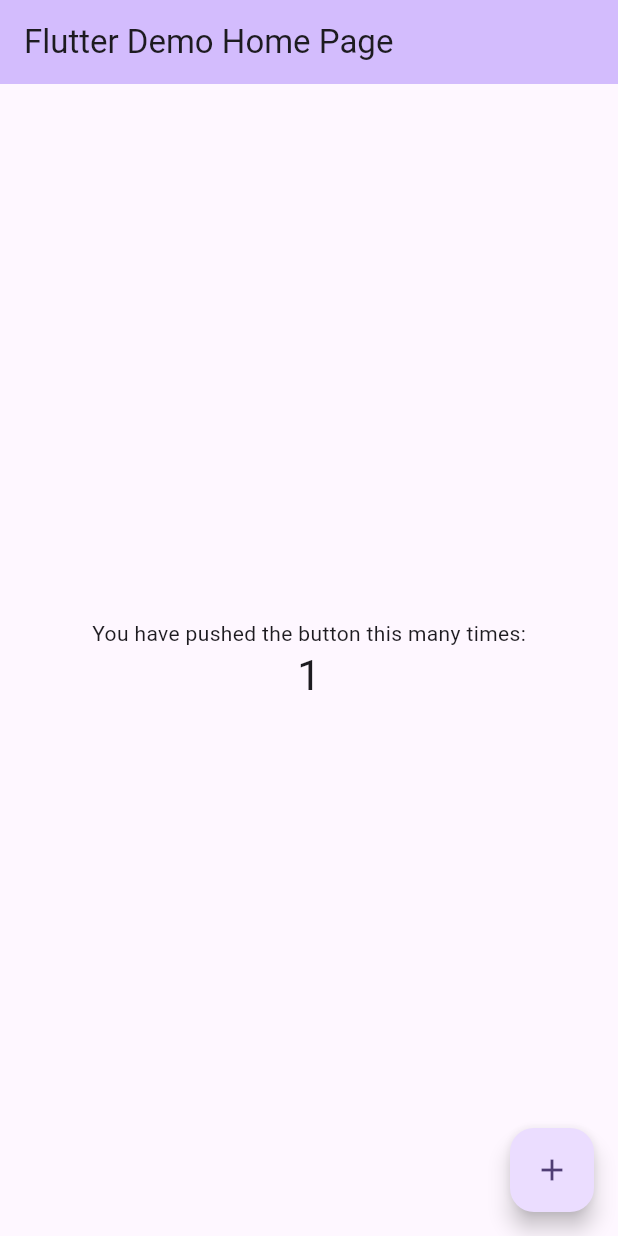
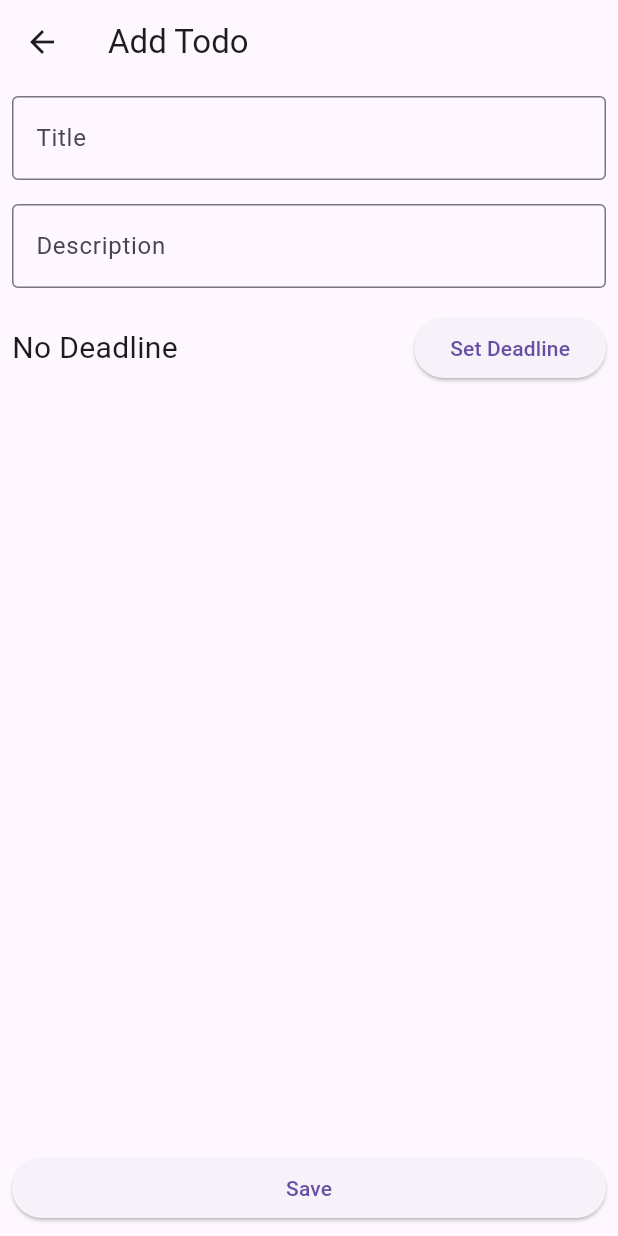
Before and after one commit to redvelvet-fan/flutter_todo_list, a Flutter app: the screen it shows after launch, after a tap on the "add" icon, on a phone screen of 412 x 824 dp. Run offline on Flutter 3.47's test engine with Material 3 defaults, Android fonts, the phone set to English and light mode, and no system bars; our stand-ins replace get, sqflite; accounts and stored records are empty.

Commit message:
save todo task

```diff
--- /dev/null
+++ b/lib/controller/todo_task_controller.dart
@@ -0,0 +1,32 @@
+import 'package:get/get.dart';
+import 'package:todo_list/models/todo_task.dart';
+import 'package:todo_list/services/database_service.dart';
+
+class TodoTaskController extends GetxController {
+  RxList todoTaskList = [].obs;
+  //define database service for sync with database
+  final DatabaseService _databaseService = DatabaseService();
+
+  @override
+  void onInit() {
+    super.onInit();
+    //sync with database
+    _databaseService.getAllTodoTask().then((value) => todoTaskList.value = value);
+  }
+
+  void addTodoTask(TodoTask todoTask) {
+    todoTaskList.add(todoTask);
+    //sync with database
+    _databaseService.insertTodoTask(todoTask);
+  }
+
+  void removeTodoTask(TodoTask todoTask) {
+    todoTaskList.remove(todoTask);
+    //sync with database
+    _databaseService.deleteTodoTask(todoTask);
+  }
+
+  Future<void> getAllTodoTask() async{
+    todoTaskList.value = await _databaseService.getAllTodoTask();
+  }
+}
--- a/lib/main.dart
+++ b/lib/main.dart
@@ -1,125 +1,29 @@
 import 'package:flutter/material.dart';
+import 'package:get/get.dart';
+import 'package:todo_list/pages/home_page.dart';
+import 'package:todo_list/services/database_service.dart';
 
-void main() {
-  runApp(const MyApp());
+Future<void> main() async{
+  WidgetsFlutterBinding.ensureInitialized();
+  // Using GetMaterialApp for State Management
+  await DatabaseService().database;
+  runApp(const GetMaterialApp(home: TodoApp()));
 }
 
-class MyApp extends StatelessWidget {
-  const MyApp({super.key});
+class TodoApp extends StatelessWidget {
+  const TodoApp({super.key});
 
   // This widget is the root of your application.
   @override
   Widget build(BuildContext context) {
     return MaterialApp(
-      title: 'Flutter Demo',
+      title: 'Todo App',
       theme: ThemeData(
-        // This is the theme of your application.
-        //
-        // TRY THIS: Try running your application with "flutter run". You'll see
-        // the application has a purple toolbar. Then, without quitting the app,
-        // try changing the seedColor in the colorScheme below to Colors.green
-        // and then invoke "hot reload" (save your changes or press the "hot
-        // reload" button in a Flutter-supported IDE, or press "r" if you used
-        // the command line to start the app).
-        //
-        // Notice that the counter didn't reset back to zero; the application
-        // state is not lost during the reload. To reset the state, use hot
-        // restart instead.
-        //
-        // This works for code too, not just values: Most code changes can be
-        // tested with just a hot reload.
         colorScheme: ColorScheme.fromSeed(seedColor: Colors.deepPurple),
         useMaterial3: true,
       ),
-      home: const MyHomePage(title: 'Flutter Demo Home Page'),
+      home: const HomePage(),
+
     );
   }
 }
-
-class MyHomePage extends StatefulWidget {
-  const MyHomePage({super.key, required this.title});
-
-  // This widget is the home page of your application. It is stateful, meaning
-  // that it has a State object (defined below) that contains fields that affect
-  // how it looks.
-
-  // This class is the configuration for the state. It holds the values (in this
-  // case the title) provided by the parent (in this case the App widget) and
-  // used by the build method of the State. Fields in a Widget subclass are
-  // always marked "final".
-
-  final String title;
-
-  @override
-  State<MyHomePage> createState() => _MyHomePageState();
-}
-
-class _MyHomePageState extends State<MyHomePage> {
-  int _counter = 0;
-
-  void _incrementCounter() {
-    setState(() {
-      // This call to setState tells the Flutter framework that something has
-      // changed in this State, which causes it to rerun the build method below
-      // so that the display can reflect the updated values. If we changed
-      // _counter without calling setState(), then the build method would not be
-      // called again, and so nothing would appear to happen.
-      _counter++;
-    });
-  }
-
-  @override
-  Widget build(BuildContext context) {
-    // This method is rerun every time setState is called, for instance as done
-    // by the _incrementCounter method above.
-    //
-    // The Flutter framework has been optimized to make rerunning build methods
-    // fast, so that you can just rebuild anything that needs updating rather
-    // than having to individually change instances of widgets.
-    return Scaffold(
-      appBar: AppBar(
-        // TRY THIS: Try changing the color here to a specific color (to
-        // Colors.amber, perhaps?) and trigger a hot reload to see the AppBar
-        // change color while the other colors stay the same.
-        backgroundColor: Theme.of(context).colorScheme.inversePrimary,
-        // Here we take the value from the MyHomePage object that was created by
-        // the App.build method, and use it to set our appbar title.
-        title: Text(widget.title),
-      ),
-      body: Center(
-        // Center is a layout widget. It takes a single child and positions it
-        // in the middle of the parent.
-        child: Column(
-          // Column is also a layout widget. It takes a list of children and
-          // arranges them vertically. By default, it sizes itself to fit its
-          // children horizontally, and tries to be as tall as its parent.
-          //
-          // Column has various properties to control how it sizes itself and
-          // how it positions its children. Here we use mainAxisAlignment to
-          // center the children vertically; the main axis here is the vertical
-          // axis because Columns are vertical (the cross axis would be
-          // horizontal).
-          //
-          // TRY THIS: Invoke "debug painting" (choose the "Toggle Debug Paint"
-          // action in the IDE, or press "p" in the console), to see the
-          // wireframe for each widget.
-          mainAxisAlignment: MainAxisAlignment.center,
-          children: <Widget>[
-            const Text(
-              'You have pushed the button this many times:',
-            ),
-            Text(
-              '$_counter',
-              style: Theme.of(context).textTheme.headlineMedium,
-            ),
-          ],
-        ),
-      ),
-      floatingActionButton: FloatingActionButton(
-        onPressed: _incrementCounter,
-        tooltip: 'Increment',
-        child: const Icon(Icons.add),
-      ), // This trailing comma makes auto-formatting nicer for build methods.
-    );
-  }
-}
--- /dev/null
+++ b/lib/models/todo_task.dart
@@ -0,0 +1,60 @@
+class TodoTask {
+  int? id;
+  String title;
+  String? description;
+  bool isDone;
+  int? orderIndex;
+  final DateTime? createdAt;
+  final DateTime? deadline;
+  final DateTime? recentlyUpdatedAt;
+
+  TodoTask({
+    this.id,
+    required this.title,
+    this.description,
+    this.isDone = false,
+    DateTime? createdAt,
+    this.orderIndex,
+    this.deadline,
+    this.recentlyUpdatedAt,
+  }) : createdAt = createdAt ?? DateTime.now();
+
+  //convert Map<String, dynamic> for sqflite database
+  Map<String, dynamic> toMap() {
+    return {
+      'id': id,
+      'title': title,
+      'description': description,
+      'is_done': isDone ? 1 : 0,
+      'order_index': orderIndex,
+      'created_at': createdAt?.millisecondsSinceEpoch,
+      'deadline': deadline?.millisecondsSinceEpoch,
+      'recently_updated_at': recentlyUpdatedAt?.millisecondsSinceEpoch,
+    };
+  }
+
+  //convert TodoTask from sqflite database
+  factory TodoTask.fromMap(Map<String, dynamic> map) {
+    return TodoTask(
+      id: map['id'],
+      title: map['title'],
+      description: map['description'],
+      isDone: map['is_done'] == 1,
+      orderIndex: map['order_index'],
+      createdAt: DateTime.fromMillisecondsSinceEpoch(map['created_at']),
+      //deadline can be null
+      deadline: map['deadline'] != null
+          ? DateTime.fromMillisecondsSinceEpoch(map['deadline'])
+          : null,
+      //recentlyUpdatedAt can be null
+      recentlyUpdatedAt: map['recently_updated_at'] != null
+          ? DateTime.fromMillisecondsSinceEpoch(map['recently_updated_at'])
+          : null,
+    );
+  }
+
+  @override
+  String toString() {
+    return 'TodoTask{id: $id, title: $title, description: $description, isDone: $isDone, orderIndex: $orderIndex, createdAt: $createdAt, deadline: $deadline, recentlyUpdatedAt: $recentlyUpdatedAt}';
+  }
+}
--- /dev/null
+++ b/lib/pages/add_todo_page.dart
@@ -0,0 +1,163 @@
+import 'package:flutter/material.dart' hide DateUtils;
+import 'package:get/get.dart';
+import 'package:todo_list/controller/todo_task_controller.dart';
+import 'package:todo_list/models/todo_task.dart';
+import 'package:todo_list/utils/date_utils.dart';
+
+//Create a New TodoTask
+class AddTodoPage extends StatelessWidget {
+  const AddTodoPage({Key? key}) : super(key: key);
+
+  @override
+  Widget build(BuildContext context) {
+    final titleObserver = ''.obs;
+    final descriptionObserver = ''.obs;
+    final deadlineObserver = Rx<DateTime?>(null);
+
+    Future<DateTime?> selectDate() async {
+      DateTime today = DateTime.now();
+      DateTime? selectedTime = await showDatePicker(
+        context: context,
+        firstDate: today,
+        lastDate: DateTime(today.year + 36),
+        initialDate: today,
+      );
+
+      return selectedTime;
+    }
+
+    Future<DateTime?> selectTime(DateTime selectedDate) async {
+      DateTime now = DateTime.now();
+      TimeOfDay? selectedTime = await showTimePicker(
+        context: context,
+        initialTime: TimeOfDay(hour: now.hour, minute: now.minute),
+      );
+
+      if (selectedTime != null) {
+        return DateTime(now.year, now.month, now.day, selectedTime.hour,
+            selectedTime.minute);
+      }
+
+      return null;
+    }
+
+    Future<DateTime?> selectDeadline() async {
+      DateTime? selectedDate = await selectDate();
+      if (selectedDate != null) {
+        DateTime? selectedTime = await selectTime(selectedDate);
+        if (selectedTime != null) {
+          DateTime selectedDeadline = DateTime(
+              selectedDate.year,
+              selectedDate.month,
+              selectedDate.day,
+              selectedTime.hour,
+              selectedTime.minute);
+          return selectedDeadline;
+        }
+      }
+      return null;
+    }
+
+    return Scaffold(
+      appBar: AppBar(
+        automaticallyImplyLeading: true,
+        title: Text('Add Todo'),
+      ),
+      body: Column(
+        crossAxisAlignment: CrossAxisAlignment.stretch,
+        children: [
+          Expanded(
+            child: SingleChildScrollView(
+                child: Column(
+              children: [
+                //Title
+                Padding(
+                  padding: const EdgeInsets.all(8.0),
+                  child: TextField(
+                    onChanged: (value) {
+                      titleObserver.value = value;
+                    },
+                    decoration: InputDecoration(
+                      border: OutlineInputBorder(),
+                      labelText: 'Title',
+                    ),
+                  ),
+                ),
+                //Description it can be optional
+                //and can have multiple lines
+                Padding(
+                  padding: const EdgeInsets.all(8.0),
+                  child: TextField(
+                    onChanged: (value) {
+                      descriptionObserver.value = value;
+                    },
+                    maxLines: null,
+                    decoration: InputDecoration(
+                      border: OutlineInputBorder(),
+                      labelText: 'Description',
+                    ),
+                  ),
+                ),
+                Row(
+                  children: [
+                    //show selected deadline date yyyy.MM.dd am/pm hh:mm
+                    Expanded(
+                      child: Padding(
+                        padding: const EdgeInsets.all(8.0),
+                        child: Obx(() => Text(
+                              deadlineObserver.value != null
+                                  ? DateUtils.getFormattedDate(
+                                      deadlineObserver.value!)
+                                  : 'No Deadline',
+                              style: const TextStyle(fontSize: 20),
+                            )),
+                      ),
+                    ),
+                    //Deadline setting button
+                    Padding(
+                      padding: const EdgeInsets.all(8.0),
+                      child: ElevatedButton(
+                        onPressed: () async {
+                          DateTime? selectedDeadline = await selectDeadline();
+                          if (selectedDeadline != null) {
+                            deadlineObserver.value = selectedDeadline;
+                          }
+                        },
+                        child: const Text('Set Deadline'),
+                      ),
+                    ),
+                  ],
+                ),
+              ],
+            )),
+          ),
+          //Save Button
+          Padding(
+            padding: const EdgeInsets.all(8.0),
+            child: ElevatedButton(
+              onPressed: () {
+                //check title is not empty
+                if (titleObserver.value.isEmpty) {
+                  Get.snackbar('Error', 'Title is empty',
+                      snackPosition: SnackPosition.BOTTOM );
+                  return;
+                }
+                TodoTask todoTask = TodoTask(
+                  title: titleObserver.value,
+                  description: descriptionObserver.value,
+                  deadline: deadlineObserver.value,
+                );
+                debugPrint(todoTask.toString());
+                //add todoTask to TodoTaskListController
+                Get.find<TodoTaskController>().addTodoTask(todoTask);
+                //go back to HomePage
+                Get.back();
+              },
+              child: const Text('Save'),
+            ),
+          ),
+        ],
+      ),
+    );
+  }
+}
--- /dev/null
+++ b/lib/pages/home_page.dart
@@ -0,0 +1,45 @@
+import 'package:flutter/material.dart';
+import 'package:get/get.dart';
+import 'package:todo_list/controller/todo_task_controller.dart';
+import 'package:todo_list/pages/add_todo_page.dart';
+
+class HomePage extends StatelessWidget {
+  const HomePage({Key? key}) : super(key: key);
+
+  @override
+  Widget build(BuildContext context) {
+
+    final TodoTaskController todoTaskController = Get.put(TodoTaskController());
+
+    return Scaffold(
+      appBar: AppBar(
+        automaticallyImplyLeading: true,
+        title: const Text('ToDo'),
+      ),
+      floatingActionButton: FloatingActionButton(
+        onPressed: () {
+          // Go to AddTodoPage
+          Get.to(() => AddTodoPage());
+        },
+        child: const Icon(Icons.add),
+      ),
+      body: SafeArea(
+        child: Center(
+          child: GestureDetector(
+            onTap: ()async{
+              //get all task from database
+              await todoTaskController.getAllTodoTask();
+              print(todoTaskController.todoTaskList);
+              // remove todos table from database
+
+            },
+            child: Text(
+              'Hello, world!',
+              style: TextStyle(fontSize: 24),
+            ),
+          ),
+        ),
+      ),
+    );
+  }
+}
--- /dev/null
+++ b/lib/services/database_service.dart
@@ -0,0 +1,97 @@
+import 'package:flutter/material.dart';
+import 'package:sqflite/sqflite.dart';
+import 'package:todo_list/models/todo_task.dart';
+
+class DatabaseService {
+  static Database? _database;
+
+  Future<void> initDatabase({Future<void> Function()? onLoaded}) async {
+    //open database
+    if (!isInitialized) {
+      _database = await openDatabase(
+        'todo.db',
+        version: 1,
+        onOpen: (db) async {
+          debugPrint("Database opened");
+          //check is database has todos table
+          final hasTable = await db.rawQuery(
+              'SELECT name FROM sqlite_master WHERE type="table" AND name="todo_task"');
+          if (hasTable.isNotEmpty) {
+            return;
+          }
+          //if db dose not has todos table, create todos table
+          await db.execute('CREATE TABLE todo_task('
+              'id INTEGER PRIMARY KEY AUTOINCREMENT,'
+              'title TEXT,'
+              'description TEXT,'
+              'deadline INTEGER,'
+              'is_done INTEGER,'
+              'order_index INTEGER,'
+              'created_at INTEGER,'
+              'recently_updated_at INTEGER'
+              ')');
+        },
+      );
+    }
+    debugPrint("Database initialized");
+    onLoaded?.call();
+  }
+
+  //check is database is initialized
+  bool get isInitialized => _database != null;
+
+  Future<Database> get database async {
+    if (!isInitialized) {
+      await initDatabase();
+    }
+    return _database!;
+  }
+
+  Future<List<TodoTask>> getAllTodoTask({
+    bool? isDone,
+  }) async {
+    final db = await database;
+
+    //get all data from todos table
+    //order by order_index
+    final maps = await db.query('todo_task',
+        orderBy: 'order_index DESC',
+        where: isDone == null ? null : 'is_done = ${isDone ? 1 : 0}');
+
+    return List.generate(maps.length, (i) {
+      return TodoTask.fromMap(maps[i]);
+    });
+  }
+
+  Future<int> getTodoTaskCount({bool? isDone}) async {
+    final db = await database;
+    String queryText = 'SELECT COUNT(*) FROM todo_task';
+    queryText = isDone == null
+        ? queryText
+        : '$queryText WHERE is_done = ${isDone ? 1 : 0}';
+    final data = await db.rawQuery(queryText);
+
+    return data[0]['COUNT(*)'] as int;
+  }
+
+  Future<void> insertTodoTask(TodoTask todoTask) async {
+    final db = await database;
+
+    //set index to last index
+    todoTask.orderIndex = await getTodoTaskCount(isDone: false);
+
+    final data = todoTask.toMap();
+
+    await db.insert('todo_task', data);
+  }
+
+  Future<void> deleteTodoTask(TodoTask todoTask) async {
+    final db = await database;
+
+    await db.delete(
+      'todo_task',
+      where: 'id = ?',
+      whereArgs: [todoTask.id],
+    );
+  }
+}
--- a/pubspec.yaml
+++ b/pubspec.yaml
@@ -35,6 +35,11 @@ dependencies:
   # The following adds the Cupertino Icons font to your application.
   # Use with the CupertinoIcons class for iOS style icons.
   cupertino_icons: ^1.0.2
+
+  # For State Management and Navigation
+  get: ^4.6.6
+  # For local storage using sqflite
+  sqflite: ^2.3.0
 
 dev_dependencies:
   flutter_test:
```
Also changed, not shown: lib/pages/todo_detail_page.dart (added, +11 -0 lines), lib/utils/date_utils.dart (added, +14 -0 lines), pubspec.lock, 11 other files.
